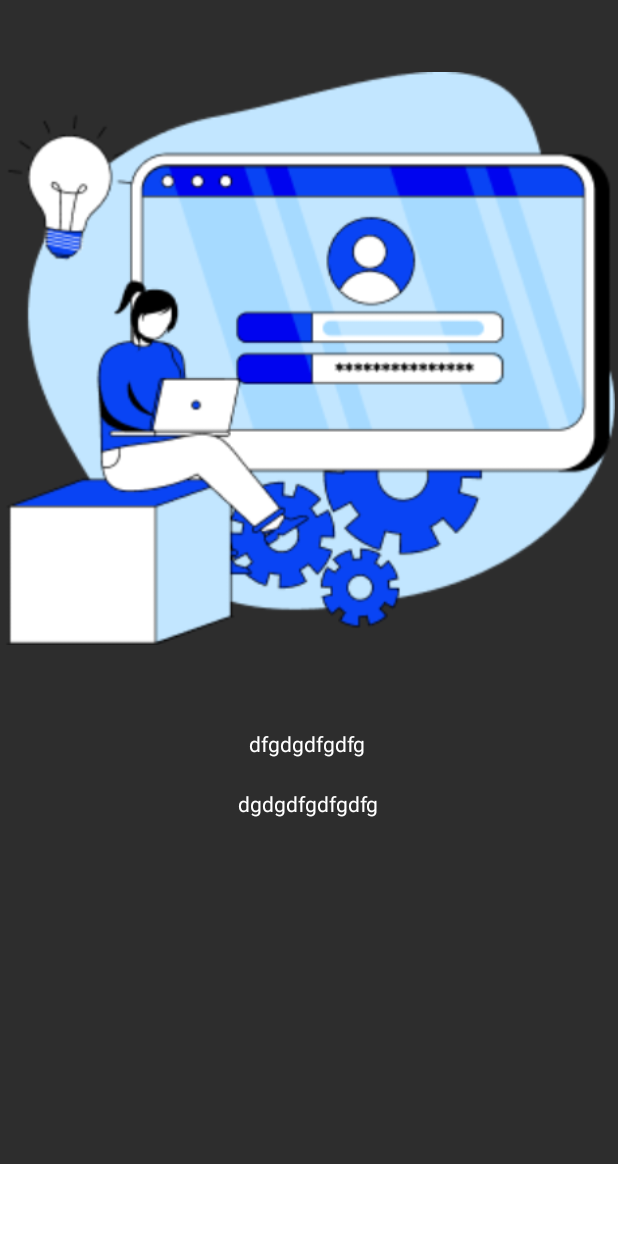
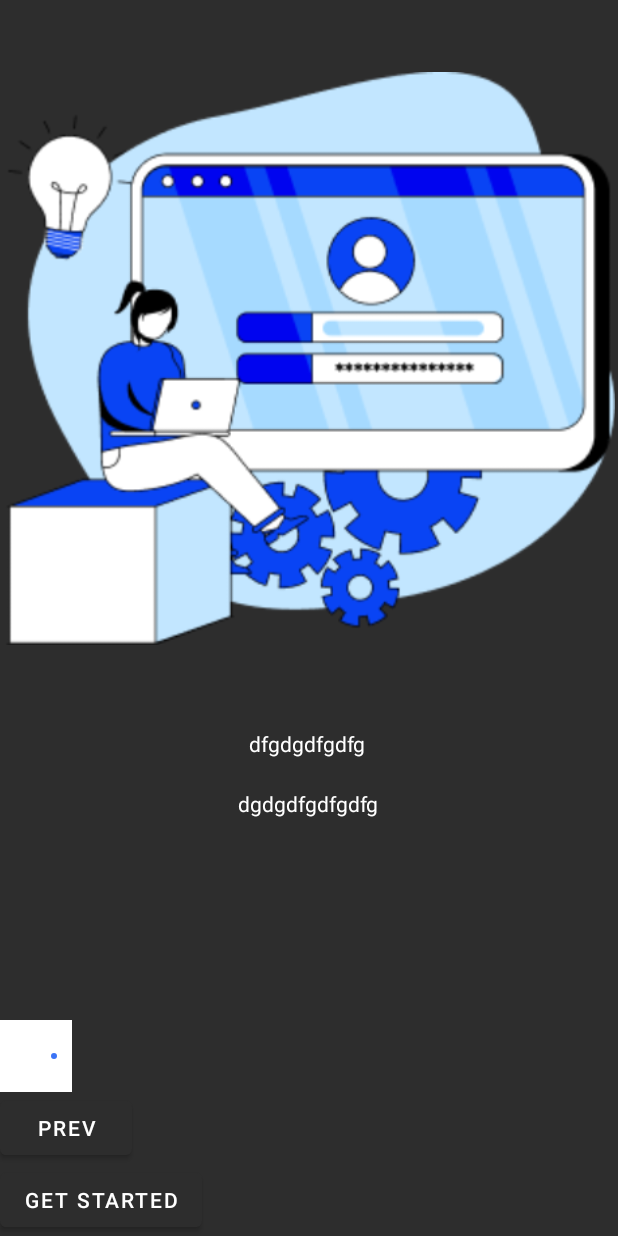
Before and after one commit to AnggaGemilang/SolarTrackerApp, an Android app: the screen it shows after launch (OnboardingActivity), item 2 of the bottom bar chosen, on a phone screen of 412 x 824 dp. Run offline under Robolectric (Android 15) with nearby library versions, the light colour scheme and no system bars.

Commit message:
onboarding update

```diff
--- a/SolarTracker/app/src/main/java/com/example/solartracker/OnboardingActivity.kt
+++ b/SolarTracker/app/src/main/java/com/example/solartracker/OnboardingActivity.kt
@@ -2,6 +2,7 @@ package com.example.solartracker
 
 import androidx.appcompat.app.AppCompatActivity
 import android.os.Bundle
+import android.widget.Button
 import androidx.viewpager.widget.ViewPager
 import androidx.viewpager2.widget.ViewPager2
 import com.example.solartracker.adapter.OnboardingAdapter
@@ -13,18 +14,60 @@ class OnboardingActivity : AppCompatActivity() {
     var onBoardingAdapter: OnboardingAdapter? = null
     var tabLayout: TabLayout? = null
     var onBoardingViewPager : ViewPager? = null
+    var next: Button? = null
+    var prev: Button? = null
+    var position = 0
 
     override fun onCreate(savedInstanceState: Bundle?) {
         super.onCreate(savedInstanceState)
         setContentView(R.layout.activity_onboarding)
 
         tabLayout = findViewById(R.id.tabLayout)
+        next = findViewById(R.id.next)
+        prev = findViewById(R.id.prev)
 
         val onboardingData: MutableList<OnboardingData> = ArrayList()
         onboardingData.add(OnboardingData("asdasd", "asdasd", R.drawable.onboarding_asset1))
         onboardingData.add(OnboardingData("dfgdgdfgdfg", "dgdgdfgdfgdfg", R.drawable.onboarding_asset1))
+        setOnBoardingViewPagerAdapter(onboardingData)
 
-        setOnBoardingViewPagerAdapter(onboardingData)
+        next?.setOnClickListener {
+            if(position < onboardingData.size){
+                position++
+            } else {
+                position = 0
+            }
+            onBoardingViewPager!!.currentItem = position
+        }
+
+        prev?.setOnClickListener {
+            if(position > onboardingData.size){
+                position--
+            } else {
+                position = onboardingData.size-1
+            }
+            onBoardingViewPager!!.currentItem = position
+        }
+
+        tabLayout!!.addOnTabSelectedListener(object : TabLayout.OnTabSelectedListener {
+            override fun onTabSelected(tab: TabLayout.Tab?) {
+                position = tab!!.position
+                if(tab.position == onboardingData.size - 1){
+                    next!!.text = "Get Started"
+                } else {
+                    next!!.text = "Next"
+                }
+            }
+
+            override fun onTabUnselected(tab: TabLayout.Tab?) {
+
+            }
+
+            override fun onTabReselected(tab: TabLayout.Tab?) {
+
+            }
+
+        })
 
     }
 
--- a/SolarTracker/app/src/main/res/drawable/selected.xml
+++ b/SolarTracker/app/src/main/res/drawable/selected.xml
@@ -4,9 +4,9 @@
     <item>
 
         <shape
-            android:shape="line"
-            android:thickness="10dp"
-            android:innerRadius="3dp"
+            android:shape="ring"
+            android:thickness="2dp"
+            android:innerRadius="0dp"
             android:useLevel="false" >
 
             <solid android:color="@color/blue" />
--- a/SolarTracker/app/src/main/res/layout/activity_onboarding.xml
+++ b/SolarTracker/app/src/main/res/layout/activity_onboarding.xml
@@ -15,23 +15,34 @@
         app:layout_constraintTop_toTopOf="parent"
         app:layout_constraintRight_toRightOf="parent" />
 
-        <androidx.constraintlayout.widget.ConstraintLayout
+        <LinearLayout
             android:layout_width="match_parent"
-            android:layout_height="?actionBarSize"
+            android:orientation="vertical"
+            android:layout_height="wrap_content"
             android:layout_alignParentBottom="true" >
 
             <com.google.android.material.tabs.TabLayout
                 android:id="@+id/tabLayout"
-                android:layout_width="match_parent"
+                android:layout_width="wrap_content"
                 android:layout_height="wrap_content"
                 app:tabBackground="@drawable/indicator_selector"
                 app:layout_constraintBottom_toBottomOf="parent"
                 app:layout_constraintLeft_toLeftOf="parent"
                 app:layout_constraintRight_toRightOf="parent"
-                app:tabIndicatorHeight="0dp" >
+                app:tabIndicatorHeight="0dp"  />
 
-            </com.google.android.material.tabs.TabLayout>
+            <Button
+                android:id="@+id/prev"
+                android:layout_width="wrap_content"
+                android:layout_height="wrap_content"
+                android:text="Prev" />
 
-        </androidx.constraintlayout.widget.ConstraintLayout>
+            <Button
+                android:id="@+id/next"
+                android:layout_width="wrap_content"
+                android:layout_height="wrap_content"
+                android:text="Next" />
+
+        </LinearLayout>
 
 </RelativeLayout>
```
